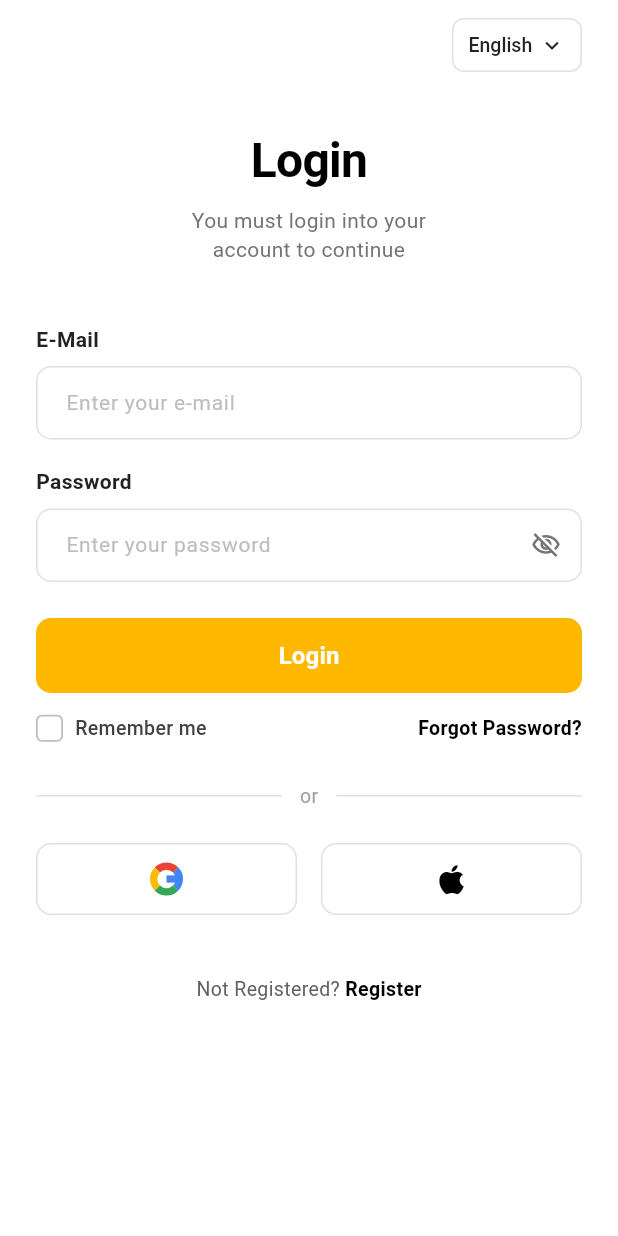
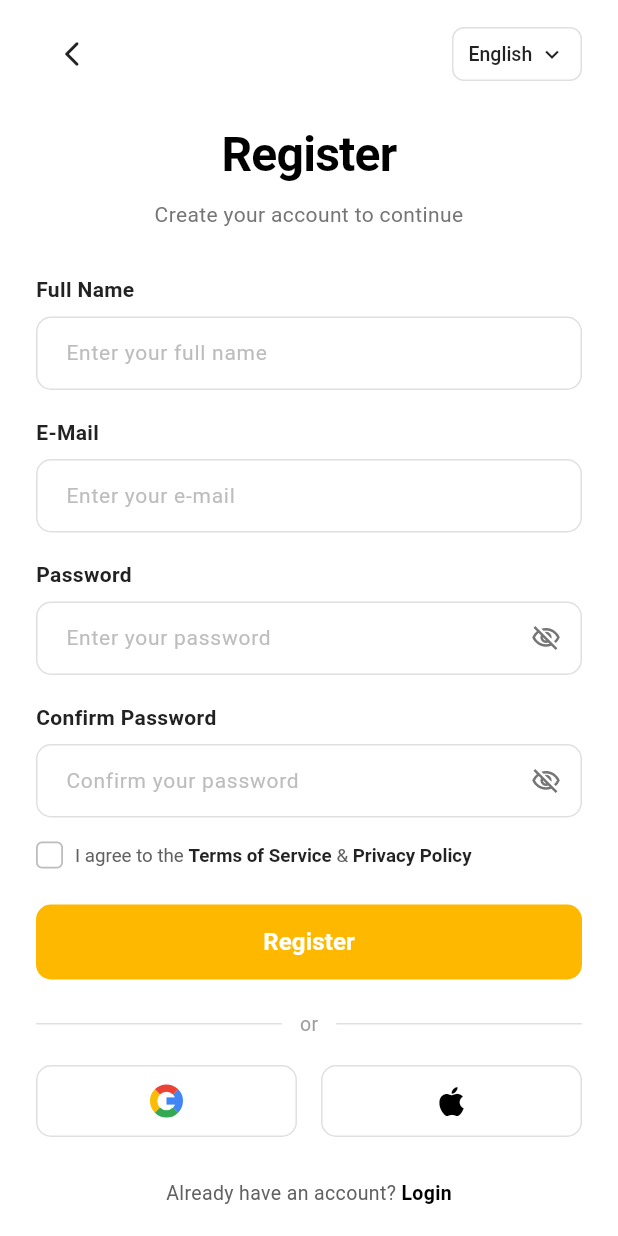
Before and after one commit to bibasshrestha980-npl/note_app, a Flutter app: the screen it shows after launch, after a tap on "Register", on a phone screen of 412 x 824 dp. Run offline on Flutter 3.47's test engine with Material 3 defaults, Android fonts, the phone set to English and light mode, and no system bars.

Commit message:
Create Register screen matching design and link from Login

```diff
--- a/lib/features/auth/view/login_view.dart
+++ b/lib/features/auth/view/login_view.dart
@@ -1,5 +1,7 @@
 import 'dart:math' as math;
+
 import 'package:flutter/material.dart';
+import 'register_view.dart';
 
 class LoginView extends StatefulWidget {
   const LoginView({super.key});
@@ -16,7 +18,7 @@ class _LoginViewState extends State<LoginView> {
   bool _rememberMe = false;
   String _selectedLanguage = 'English';
 
-  final List<String> _languages = ['English', 'Nepali', 'Spanish', 'French'];
+  final List<String> _languages = ['English', 'Nepali'];
 
   @override
   void dispose() {
@@ -27,7 +29,9 @@ class _LoginViewState extends State<LoginView> {
 
   @override
   Widget build(BuildContext context) {
-    const primaryYellow = Color(0xFFFFB800); // Warm golden yellow from the design
+    const primaryYellow = Color(
+      0xFFFFB800,
+    ); // Warm golden yellow from the design
 
     return Scaffold(
       backgroundColor: Colors.white,
@@ -67,10 +71,7 @@ class _LoginViewState extends State<LoginView> {
                         }
                       },
                       items: _languages.map((lang) {
-                        return DropdownMenuItem(
-                          value: lang,
-                          child: Text(lang),
-                        );
+                        return DropdownMenuItem(value: lang, child: Text(lang));
                       }).toList(),
                     ),
                   ),
@@ -301,10 +302,7 @@ class _LoginViewState extends State<LoginView> {
               Row(
                 children: [
                   Expanded(
-                    child: Divider(
-                      color: Colors.grey.shade300,
-                      thickness: 1,
-                    ),
+                    child: Divider(color: Colors.grey.shade300, thickness: 1),
                   ),
                   Padding(
                     padding: const EdgeInsets.symmetric(horizontal: 12),
@@ -317,10 +315,7 @@ class _LoginViewState extends State<LoginView> {
                     ),
                   ),
                   Expanded(
-                    child: Divider(
-                      color: Colors.grey.shade300,
-                      thickness: 1,
-                    ),
+                    child: Divider(color: Colors.grey.shade300, thickness: 1),
                   ),
                 ],
               ),
@@ -394,7 +389,12 @@ class _LoginViewState extends State<LoginView> {
                     ),
                     GestureDetector(
                       onTap: () {
-                        // Navigate to Register
+                        Navigator.push(
+                          context,
+                          MaterialPageRoute(
+                            builder: (context) => const RegisterView(),
+                          ),
+                        );
                       },
                       child: const Text(
                         'Register',
@@ -424,10 +424,7 @@ class GoogleLogo extends StatelessWidget {
 
   @override
   Widget build(BuildContext context) {
-    return CustomPaint(
-      size: Size(size, size),
-      painter: _GoogleLogoPainter(),
-    );
+    return CustomPaint(size: Size(size, size), painter: _GoogleLogoPainter());
   }
 }
 
--- /dev/null
+++ b/lib/features/auth/view/register_view.dart
@@ -0,0 +1,548 @@
+import 'package:flutter/material.dart';
+import 'login_view.dart';
+
+class RegisterView extends StatefulWidget {
+  const RegisterView({super.key});
+
+  @override
+  State<RegisterView> createState() => _RegisterViewState();
+}
+
+class _RegisterViewState extends State<RegisterView> {
+  final TextEditingController _nameController = TextEditingController();
+  final TextEditingController _emailController = TextEditingController();
+  final TextEditingController _passwordController = TextEditingController();
+  final TextEditingController _confirmPasswordController =
+      TextEditingController();
+
+  bool _obscurePassword = true;
+  bool _obscureConfirmPassword = true;
+  bool _agreeToTerms = false;
+  String _selectedLanguage = 'English';
+
+  final List<String> _languages = ['English', 'Nepali', 'Spanish', 'French'];
+
+  @override
+  void dispose() {
+    _nameController.dispose();
+    _emailController.dispose();
+    _passwordController.dispose();
+    _confirmPasswordController.dispose();
+    super.dispose();
+  }
+
+  @override
+  Widget build(BuildContext context) {
+    const primaryYellow = Color(0xFFFFB800); // Warm golden yellow from login design
+
+    return Scaffold(
+      backgroundColor: Colors.white,
+      body: SafeArea(
+        child: SingleChildScrollView(
+          padding: const EdgeInsets.symmetric(horizontal: 24, vertical: 12),
+          child: Column(
+            crossAxisAlignment: CrossAxisAlignment.stretch,
+            children: [
+              // Top Bar with Back Button and Language Selector
+              Row(
+                mainAxisAlignment: MainAxisAlignment.spaceBetween,
+                children: [
+                  IconButton(
+                    icon: const Icon(
+                      Icons.arrow_back_ios_new_rounded,
+                      size: 20,
+                      color: Colors.black87,
+                    ),
+                    onPressed: () {
+                      if (Navigator.canPop(context)) {
+                        Navigator.pop(context);
+                      }
+                    },
+                  ),
+                  Container(
+                    height: 36,
+                    padding: const EdgeInsets.symmetric(horizontal: 10),
+                    decoration: BoxDecoration(
+                      color: Colors.white,
+                      borderRadius: BorderRadius.circular(8),
+                      border: Border.all(color: Colors.grey.shade300, width: 1),
+                    ),
+                    child: DropdownButtonHideUnderline(
+                      child: DropdownButton<String>(
+                        value: _selectedLanguage,
+                        icon: const Icon(
+                          Icons.keyboard_arrow_down,
+                          size: 18,
+                          color: Colors.black87,
+                        ),
+                        style: const TextStyle(
+                          fontSize: 13,
+                          color: Colors.black87,
+                          fontWeight: FontWeight.w500,
+                        ),
+                        onChanged: (val) {
+                          if (val != null) {
+                            setState(() => _selectedLanguage = val);
+                          }
+                        },
+                        items: _languages.map((lang) {
+                          return DropdownMenuItem(
+                            value: lang,
+                            child: Text(lang),
+                          );
+                        }).toList(),
+                      ),
+                    ),
+                  ),
+                ],
+              ),
+
+              const SizedBox(height: 20),
+
+              // Title & Subtitle
+              const Text(
+                'Register',
+                textAlign: TextAlign.center,
+                style: TextStyle(
+                  fontSize: 32,
+                  fontWeight: FontWeight.bold,
+                  color: Colors.black,
+                  letterSpacing: -0.5,
+                ),
+              ),
+              const SizedBox(height: 8),
+              Text(
+                'Create your account to continue',
+                textAlign: TextAlign.center,
+                style: TextStyle(
+                  fontSize: 14,
+                  color: Colors.grey.shade600,
+                  height: 1.35,
+                ),
+              ),
+
+              const SizedBox(height: 30),
+
+              // Full Name Label & TextField
+              const Text(
+                'Full Name',
+                style: TextStyle(
+                  fontSize: 14,
+                  fontWeight: FontWeight.w600,
+                  color: Color(0xFF222222),
+                ),
+              ),
+              const SizedBox(height: 8),
+              TextField(
+                controller: _nameController,
+                textCapitalization: TextCapitalization.words,
+                style: const TextStyle(fontSize: 14, color: Colors.black87),
+                decoration: InputDecoration(
+                  hintText: 'Enter your full name',
+                  hintStyle: TextStyle(
+                    fontSize: 14,
+                    color: Colors.grey.shade400,
+                  ),
+                  contentPadding: const EdgeInsets.symmetric(
+                    horizontal: 16,
+                    vertical: 14,
+                  ),
+                  filled: true,
+                  fillColor: Colors.white,
+                  enabledBorder: OutlineInputBorder(
+                    borderRadius: BorderRadius.circular(10),
+                    borderSide: BorderSide(
+                      color: Colors.grey.shade300,
+                      width: 1,
+                    ),
+                  ),
+                  focusedBorder: OutlineInputBorder(
+                    borderRadius: BorderRadius.circular(10),
+                    borderSide: const BorderSide(
+                      color: primaryYellow,
+                      width: 1.5,
+                    ),
+                  ),
+                ),
+              ),
+
+              const SizedBox(height: 18),
+
+              // E-Mail Label & TextField
+              const Text(
+                'E-Mail',
+                style: TextStyle(
+                  fontSize: 14,
+                  fontWeight: FontWeight.w600,
+                  color: Color(0xFF222222),
+                ),
+              ),
+              const SizedBox(height: 8),
+              TextField(
+                controller: _emailController,
+                keyboardType: TextInputType.emailAddress,
+                style: const TextStyle(fontSize: 14, color: Colors.black87),
+                decoration: InputDecoration(
+                  hintText: 'Enter your e-mail',
+                  hintStyle: TextStyle(
+                    fontSize: 14,
+                    color: Colors.grey.shade400,
+                  ),
+                  contentPadding: const EdgeInsets.symmetric(
+                    horizontal: 16,
+                    vertical: 14,
+                  ),
+                  filled: true,
+                  fillColor: Colors.white,
+                  enabledBorder: OutlineInputBorder(
+                    borderRadius: BorderRadius.circular(10),
+                    borderSide: BorderSide(
+                      color: Colors.grey.shade300,
+                      width: 1,
+                    ),
+                  ),
+                  focusedBorder: OutlineInputBorder(
+                    borderRadius: BorderRadius.circular(10),
+                    borderSide: const BorderSide(
+                      color: primaryYellow,
+                      width: 1.5,
+                    ),
+                  ),
+                ),
+              ),
+
+              const SizedBox(height: 18),
+
+              // Password Label & TextField
+              const Text(
+                'Password',
+                style: TextStyle(
+                  fontSize: 14,
+                  fontWeight: FontWeight.w600,
+                  color: Color(0xFF222222),
+                ),
+              ),
+              const SizedBox(height: 8),
+              TextField(
+                controller: _passwordController,
+                obscureText: _obscurePassword,
+                style: const TextStyle(fontSize: 14, color: Colors.black87),
+                decoration: InputDecoration(
+                  hintText: 'Enter your password',
+                  hintStyle: TextStyle(
+                    fontSize: 14,
+                    color: Colors.grey.shade400,
+                  ),
+                  contentPadding: const EdgeInsets.symmetric(
+                    horizontal: 16,
+                    vertical: 14,
+                  ),
+                  filled: true,
+                  fillColor: Colors.white,
+                  suffixIcon: IconButton(
+                    icon: Icon(
+                      _obscurePassword
+                          ? Icons.visibility_off_outlined
+                          : Icons.visibility_outlined,
+                      size: 20,
+                      color: Colors.grey.shade600,
+                    ),
+                    onPressed: () {
+                      setState(() => _obscurePassword = !_obscurePassword);
+                    },
+                  ),
+                  enabledBorder: OutlineInputBorder(
+                    borderRadius: BorderRadius.circular(10),
+                    borderSide: BorderSide(
+                      color: Colors.grey.shade300,
+                      width: 1,
+                    ),
+                  ),
+                  focusedBorder: OutlineInputBorder(
+                    borderRadius: BorderRadius.circular(10),
+                    borderSide: const BorderSide(
+                      color: primaryYellow,
+                      width: 1.5,
+                    ),
+                  ),
+                ),
+              ),
+
+              const SizedBox(height: 18),
+
+              // Confirm Password Label & TextField
+              const Text(
+                'Confirm Password',
+                style: TextStyle(
+                  fontSize: 14,
+                  fontWeight: FontWeight.w600,
+                  color: Color(0xFF222222),
+                ),
+              ),
+              const SizedBox(height: 8),
+              TextField(
+                controller: _confirmPasswordController,
+                obscureText: _obscureConfirmPassword,
+                style: const TextStyle(fontSize: 14, color: Colors.black87),
+                decoration: InputDecoration(
+                  hintText: 'Confirm your password',
+                  hintStyle: TextStyle(
+                    fontSize: 14,
+                    color: Colors.grey.shade400,
+                  ),
+                  contentPadding: const EdgeInsets.symmetric(
+                    horizontal: 16,
+                    vertical: 14,
+                  ),
+                  filled: true,
+                  fillColor: Colors.white,
+                  suffixIcon: IconButton(
+                    icon: Icon(
+                      _obscureConfirmPassword
+                          ? Icons.visibility_off_outlined
+                          : Icons.visibility_outlined,
+                      size: 20,
+                      color: Colors.grey.shade600,
+                    ),
+                    onPressed: () {
+                      setState(() =>
+                          _obscureConfirmPassword = !_obscureConfirmPassword);
+                    },
+                  ),
+                  enabledBorder: OutlineInputBorder(
+                    borderRadius: BorderRadius.circular(10),
+                    borderSide: BorderSide(
+                      color: Colors.grey.shade300,
+                      width: 1,
+                    ),
+                  ),
+                  focusedBorder: OutlineInputBorder(
+                    borderRadius: BorderRadius.circular(10),
+                    borderSide: const BorderSide(
+                      color: primaryYellow,
+                      width: 1.5,
+                    ),
+                  ),
+                ),
+              ),
+
+              const SizedBox(height: 16),
+
+              // Terms & Conditions Checkbox
+              GestureDetector(
+                onTap: () {
+                  setState(() => _agreeToTerms = !_agreeToTerms);
+                },
+                child: Row(
+                  children: [
+                    Container(
+                      width: 18,
+                      height: 18,
+                      decoration: BoxDecoration(
+                        color: _agreeToTerms ? primaryYellow : Colors.white,
+                        borderRadius: BorderRadius.circular(4),
+                        border: Border.all(
+                          color: _agreeToTerms
+                              ? primaryYellow
+                              : Colors.grey.shade400,
+                          width: 1.2,
+                        ),
+                      ),
+                      child: _agreeToTerms
+                          ? const Icon(
+                              Icons.check,
+                              size: 13,
+                              color: Colors.white,
+                            )
+                          : null,
+                    ),
+                    const SizedBox(width: 8),
+                    Expanded(
+                      child: RichText(
+                        text: TextSpan(
+                          style: TextStyle(
+                            fontSize: 12.5,
+                            color: Colors.grey.shade700,
+                          ),
+                          children: const [
+                            TextSpan(text: 'I agree to the '),
+                            TextSpan(
+                              text: 'Terms of Service',
+                              style: TextStyle(
+                                fontWeight: FontWeight.bold,
+                                color: Colors.black87,
+                              ),
+                            ),
+                            TextSpan(text: ' & '),
+                            TextSpan(
+                              text: 'Privacy Policy',
+                              style: TextStyle(
+                                fontWeight: FontWeight.bold,
+                                color: Colors.black87,
+                              ),
+                            ),
+                          ],
+                        ),
+                      ),
+                    ),
+                  ],
+                ),
+              ),
+
+              const SizedBox(height: 24),
+
+              // Register Button
+              SizedBox(
+                height: 50,
+                child: ElevatedButton(
+                  onPressed: () {
+                    // Handle register action
+                  },
+                  style: ElevatedButton.styleFrom(
+                    backgroundColor: primaryYellow,
+                    elevation: 0,
+                    shape: RoundedRectangleBorder(
+                      borderRadius: BorderRadius.circular(10),
+                    ),
+                  ),
+                  child: const Text(
+                    'Register',
+                    style: TextStyle(
+                      fontSize: 16,
+                      fontWeight: FontWeight.bold,
+                      color: Colors.white,
+                    ),
+                  ),
+                ),
+              ),
+
+              const SizedBox(height: 20),
+
+              // "or" Divider
+              Row(
+                children: [
+                  Expanded(
+                    child: Divider(
+                      color: Colors.grey.shade300,
+                      thickness: 1,
+                    ),
+                  ),
+                  Padding(
+                    padding: const EdgeInsets.symmetric(horizontal: 12),
+                    child: Text(
+                      'or',
+                      style: TextStyle(
+                        fontSize: 13,
+                        color: Colors.grey.shade500,
+                      ),
+                    ),
+                  ),
+                  Expanded(
+                    child: Divider(
+                      color: Colors.grey.shade300,
+                      thickness: 1,
+                    ),
+                  ),
+                ],
+              ),
+
+              const SizedBox(height: 18),
+
+              // Social Registration Buttons
+              Row(
+                children: [
+                  // Google Button
+                  Expanded(
+                    child: InkWell(
+                      onTap: () {},
+                      borderRadius: BorderRadius.circular(10),
+                      child: Container(
+                        height: 48,
+                        decoration: BoxDecoration(
+                          color: Colors.white,
+                          borderRadius: BorderRadius.circular(10),
+                          border: Border.all(
+                            color: Colors.grey.shade300,
+                            width: 1,
+                          ),
+                        ),
+                        alignment: Alignment.center,
+                        child: const GoogleLogo(size: 22),
+                      ),
+                    ),
+                  ),
+                  const SizedBox(width: 16),
+                  // Apple Button
+                  Expanded(
+                    child: InkWell(
+                      onTap: () {},
+                      borderRadius: BorderRadius.circular(10),
+                      child: Container(
+                        height: 48,
+                        decoration: BoxDecoration(
+                          color: Colors.white,
+                          borderRadius: BorderRadius.circular(10),
+                          border: Border.all(
+                            color: Colors.grey.shade300,
+                            width: 1,
+                          ),
+                        ),
+                        alignment: Alignment.center,
+                        child: const Icon(
+                          Icons.apple,
+                          size: 26,
+                          color: Colors.black,
+                        ),
+                      ),
+                    ),
+                  ),
+                ],
+              ),
+
+              const SizedBox(height: 28),
+
+              // Footer: Already have an account? Login
+              Center(
+                child: Row(
+                  mainAxisSize: MainAxisSize.min,
+                  children: [
+                    Text(
+                      'Already have an account? ',
+                      style: TextStyle(
+                        fontSize: 13,
+                        color: Colors.grey.shade700,
+                      ),
+                    ),
+                    GestureDetector(
+                      onTap: () {
+                        if (Navigator.canPop(context)) {
+                          Navigator.pop(context);
+                        } else {
+                          Navigator.pushReplacement(
+                            context,
+                            MaterialPageRoute(
+                              builder: (context) => const LoginView(),
+                            ),
+                          );
+                        }
+                      },
+                      child: const Text(
+                        'Login',
+                        style: TextStyle(
+                          fontSize: 13,
+                          fontWeight: FontWeight.bold,
+                          color: Colors.black,
+                        ),
+                      ),
+                    ),
+                  ],
+                ),
+              ),
+              const SizedBox(height: 16),
+            ],
+          ),
+        ),
+      ),
+    );
+  }
+}
--- a/lib/main.dart
+++ b/lib/main.dart
@@ -1,4 +1,5 @@
 import 'package:flutter/material.dart';
+
 import 'features/auth/view/login_view.dart';
 
 void main() {
@@ -10,13 +11,10 @@ class MyApp extends StatelessWidget {
 
   @override
   Widget build(BuildContext context) {
-    return MaterialApp(
+    return const MaterialApp(
       debugShowCheckedModeBanner: false,
-      title: 'Login',
-      theme: ThemeData(
-        scaffoldBackgroundColor: Colors.white,
-      ),
-      home: const LoginView(),
+      title: 'Note App',
+      home: LoginView(),
     );
   }
 }
--- /dev/null
+++ b/lib/screens/register_screen.dart
@@ -0,0 +1,2 @@
+// Export RegisterView as RegisterScreen for flexibility
+export '../features/auth/view/register_view.dart';
```
Also changed, not shown: 1 other file.
